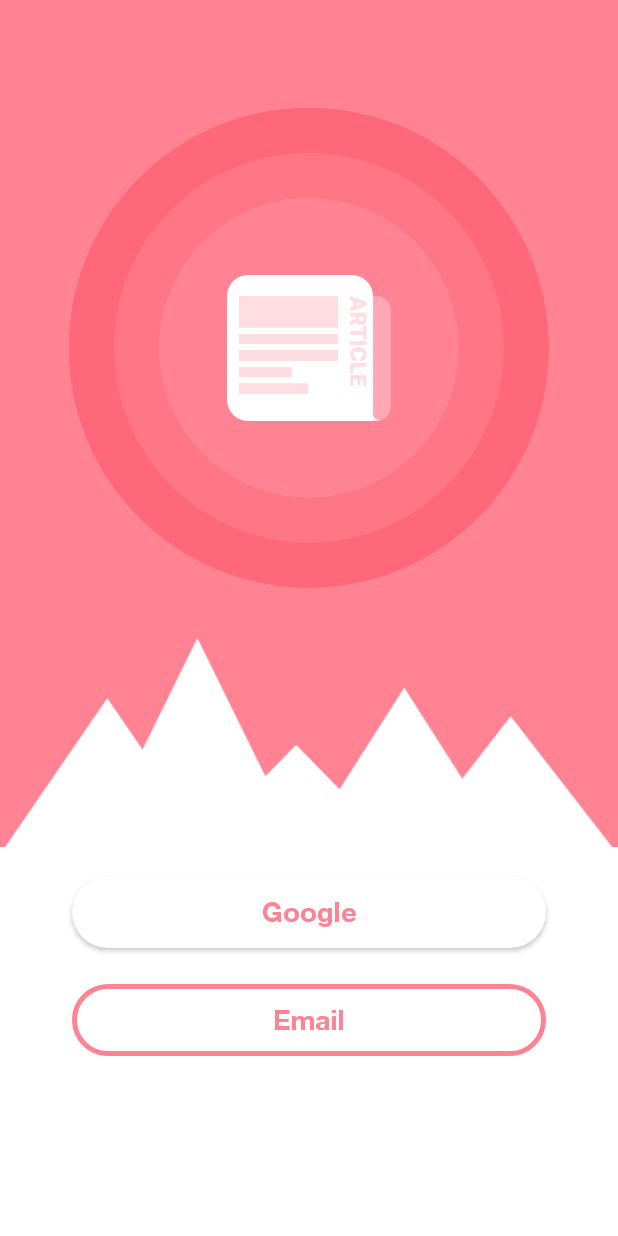
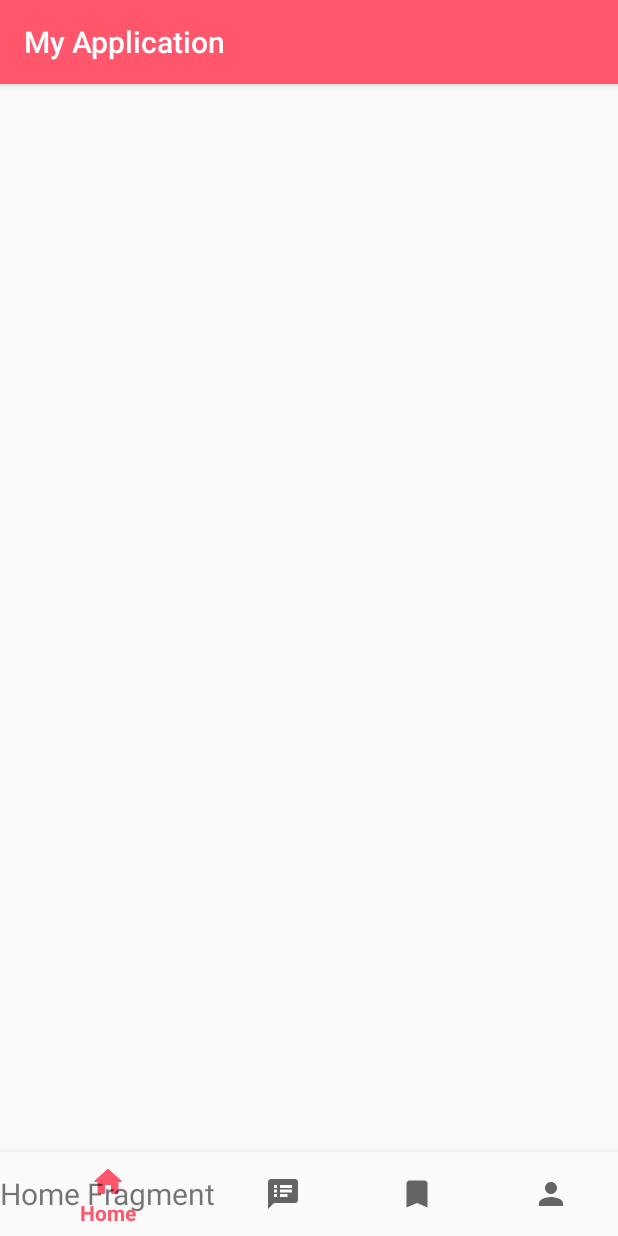
Before and after one commit to 334Dev/Byte, an Android app: the screen it shows after launch (LoginHome before the commit, HomeActivity after it), on a phone screen of 412 x 824 dp. Run offline under Robolectric (Android 15) with nearby library versions, the phone set to English and light mode, and no system bars.

Commit message:
Fragments Added

```diff
--- /dev/null
+++ b/app/src/main/java/com/example/myapplication/FeedFragment.java
@@ -0,0 +1,20 @@
+package com.example.myapplication;
+
+import android.os.Bundle;
+import android.view.LayoutInflater;
+import android.view.View;
+import android.view.ViewGroup;
+
+import androidx.annotation.NonNull;
+import androidx.annotation.Nullable;
+import androidx.fragment.app.Fragment;
+
+import com.example.myapplication.R;
+
+public class FeedFragment extends Fragment {
+    @Nullable
+    @Override
+    public View onCreateView(@NonNull LayoutInflater inflater, @Nullable ViewGroup container, @Nullable Bundle savedInstanceState) {
+         return inflater.inflate(R.layout.fragment_feed,container,false);
+    }
+}
--- /dev/null
+++ b/app/src/main/java/com/example/myapplication/HomeActivity.java
@@ -0,0 +1,60 @@
+package com.example.myapplication;
+
+import androidx.annotation.NonNull;
+import androidx.appcompat.app.AppCompatActivity;
+import androidx.fragment.app.Fragment;
+
+import android.os.Bundle;
+import android.view.MenuItem;
+
+import com.google.android.material.bottomnavigation.BottomNavigationView;
+
+public class HomeActivity extends AppCompatActivity {
+
+    private HomeFragment homefragment;
+    private FeedFragment feedFragment;
+    private SavedFragment savedFragment;
+    private ProfileFragment profileFragment;
+
+    @Override
+    protected void onCreate(Bundle savedInstanceState) {
+        super.onCreate(savedInstanceState);
+        setContentView(R.layout.activity_home);
+        homefragment=new HomeFragment();
+        feedFragment=new FeedFragment();
+        savedFragment=new SavedFragment();
+        profileFragment=new ProfileFragment();
+
+        BottomNavigationView bottomNav= findViewById(R.id.nav_bottom_id);
+        bottomNav.setOnNavigationItemSelectedListener(navListener);
+
+        getSupportFragmentManager().beginTransaction().replace(R.id.nav_home_id,new HomeFragment()).commit();
+
+    }
+    private BottomNavigationView.OnNavigationItemSelectedListener navListener =
+            new BottomNavigationView.OnNavigationItemSelectedListener() {
+                @Override
+                public boolean onNavigationItemSelected(@NonNull MenuItem item) {
+                    Fragment selectedFragment =null;
+
+                    switch (item.getItemId())
+                    {
+                        case R.id.nav_home_id:
+                            selectedFragment=homefragment;
+                            break;
+                        case R.id.nav_profile_id:
+                            selectedFragment=profileFragment;
+                            break;
+                        case R.id.nav_feed_id:
+                            selectedFragment=feedFragment;
+                            break;
+                        case R.id.nav_saved_id:
+                            selectedFragment=savedFragment;
+                            break;
+                    }
+                    getSupportFragmentManager().beginTransaction().replace(R.id.fragment_container
+                            ,selectedFragment).commit();
+                    return true;
+                }
+            };
+}
--- /dev/null
+++ b/app/src/main/java/com/example/myapplication/HomeFragment.java
@@ -0,0 +1,21 @@
+package com.example.myapplication;
+
+import android.os.Bundle;
+import android.view.LayoutInflater;
+import android.view.View;
+import android.view.ViewGroup;
+
+import androidx.annotation.NonNull;
+import androidx.annotation.Nullable;
+import androidx.fragment.app.Fragment;
+
+import com.example.myapplication.R;
+
+public class HomeFragment extends Fragment {
+    @Nullable
+    @Override
+    public View onCreateView(@NonNull LayoutInflater inflater, @Nullable ViewGroup container, @Nullable Bundle savedInstanceState) {
+        return inflater.inflate(R.layout.fragment_home,container,false);
+
+    }
+}
--- /dev/null
+++ b/app/src/main/java/com/example/myapplication/ProfileFragment.java
@@ -0,0 +1,20 @@
+package com.example.myapplication;
+
+import android.os.Bundle;
+import android.view.LayoutInflater;
+import android.view.View;
+import android.view.ViewGroup;
+
+import androidx.annotation.NonNull;
+import androidx.annotation.Nullable;
+import androidx.fragment.app.Fragment;
+
+import com.example.myapplication.R;
+
+public class ProfileFragment extends Fragment {
+    @Nullable
+    @Override
+    public View onCreateView(@NonNull LayoutInflater inflater, @Nullable ViewGroup container, @Nullable Bundle savedInstanceState) {
+        return inflater.inflate(R.layout.fragment_profile,container,false);
+    }
+}
--- /dev/null
+++ b/app/src/main/java/com/example/myapplication/SavedFragment.java
@@ -0,0 +1,20 @@
+package com.example.myapplication;
+
+import android.os.Bundle;
+import android.view.LayoutInflater;
+import android.view.View;
+import android.view.ViewGroup;
+
+import androidx.annotation.NonNull;
+import androidx.annotation.Nullable;
+import androidx.fragment.app.Fragment;
+
+import com.example.myapplication.R;
+
+public class SavedFragment extends Fragment {
+    @Nullable
+    @Override
+    public View onCreateView(@NonNull LayoutInflater inflater, @Nullable ViewGroup container, @Nullable Bundle savedInstanceState) {
+        return inflater.inflate(R.layout.fragment_saved,container,false);
+    }
+}
--- /dev/null
+++ b/app/src/main/res/drawable/ic_baseline_bookmark_24.xml
@@ -0,0 +1,10 @@
+<vector xmlns:android="http://schemas.android.com/apk/res/android"
+    android:width="24dp"
+    android:height="24dp"
+    android:viewportWidth="24"
+    android:viewportHeight="24"
+    android:tint="?attr/colorControlNormal">
+  <path
+      android:fillColor="@android:color/white"
+      android:pathData="M17,3H7c-1.1,0 -1.99,0.9 -1.99,2L5,21l7,-3 7,3V5c0,-1.1 -0.9,-2 -2,-2z"/>
+</vector>
--- /dev/null
+++ b/app/src/main/res/drawable/ic_baseline_person_24.xml
@@ -0,0 +1,10 @@
+<vector xmlns:android="http://schemas.android.com/apk/res/android"
+    android:width="24dp"
+    android:height="24dp"
+    android:viewportWidth="24"
+    android:viewportHeight="24"
+    android:tint="?attr/colorControlNormal">
+  <path
+      android:fillColor="@android:color/white"
+      android:pathData="M12,12c2.21,0 4,-1.79 4,-4s-1.79,-4 -4,-4 -4,1.79 -4,4 1.79,4 4,4zM12,14c-2.67,0 -8,1.34 -8,4v2h16v-2c0,-2.66 -5.33,-4 -8,-4z"/>
+</vector>
--- /dev/null
+++ b/app/src/main/res/drawable/ic_baseline_speaker_notes_24.xml
@@ -0,0 +1,10 @@
+<vector xmlns:android="http://schemas.android.com/apk/res/android"
+    android:width="24dp"
+    android:height="24dp"
+    android:viewportWidth="24"
+    android:viewportHeight="24"
+    android:tint="?attr/colorControlNormal">
+  <path
+      android:fillColor="@android:color/white"
+      android:pathData="M20,2L4,2c-1.1,0 -1.99,0.9 -1.99,2L2,22l4,-4h14c1.1,0 2,-0.9 2,-2L22,4c0,-1.1 -0.9,-2 -2,-2zM8,14L6,14v-2h2v2zM8,11L6,11L6,9h2v2zM8,8L6,8L6,6h2v2zM15,14h-5v-2h5v2zM18,11h-8L10,9h8v2zM18,8h-8L10,6h8v2z"/>
+</vector>
--- /dev/null
+++ b/app/src/main/res/drawable/ic_round_home_24.xml
@@ -0,0 +1,10 @@
+<vector xmlns:android="http://schemas.android.com/apk/res/android"
+    android:width="24dp"
+    android:height="24dp"
+    android:viewportWidth="24"
+    android:viewportHeight="24"
+    android:tint="?attr/colorControlNormal">
+  <path
+      android:fillColor="@android:color/white"
+      android:pathData="M10,19v-5h4v5c0,0.55 0.45,1 1,1h3c0.55,0 1,-0.45 1,-1v-7h1.7c0.46,0 0.68,-0.57 0.33,-0.87L12.67,3.6c-0.38,-0.34 -0.96,-0.34 -1.34,0l-8.36,7.53c-0.34,0.3 -0.13,0.87 0.33,0.87H5v7c0,0.55 0.45,1 1,1h3c0.55,0 1,-0.45 1,-1z"/>
+</vector>
--- /dev/null
+++ b/app/src/main/res/layout/activity_home.xml
@@ -0,0 +1,26 @@
+<?xml version="1.0" encoding="utf-8"?>
+<RelativeLayout xmlns:android="http://schemas.android.com/apk/res/android"
+    xmlns:app="http://schemas.android.com/apk/res-auto"
+    xmlns:tools="http://schemas.android.com/tools"
+    android:layout_width="match_parent"
+    android:layout_height="match_parent"
+    tools:context=".HomeActivity">
+
+    <LinearLayout
+        android:id="@+id/fragment_container"
+        android:layout_width="match_parent"
+        android:layout_height="match_parent"
+        android:layout_above="@+id/nav_bottom_id"
+        android:orientation="horizontal" />
+
+    <com.google.android.material.bottomnavigation.BottomNavigationView
+        android:layout_width="match_parent"
+        android:id="@+id/nav_bottom_id"
+        android:layout_height="56dp"
+        android:background="?android:attr/windowBackground"
+        android:layout_alignParentBottom="true"
+        app:menu="@menu/nav_items"
+        />
+
+
+</RelativeLayout>
--- /dev/null
+++ b/app/src/main/res/layout/fragment_home.xml
@@ -0,0 +1,12 @@
+<?xml version="1.0" encoding="utf-8"?>
+<RelativeLayout xmlns:android="http://schemas.android.com/apk/res/android"
+    android:layout_width="match_parent" android:layout_height="match_parent">
+<TextView
+    android:layout_width="wrap_content"
+    android:layout_height="wrap_content"
+    android:text="Home Fragment"
+    android:textSize="20sp"
+    android:layout_centerHorizontal="true"
+    android:layout_centerVertical="true"
+    />
+</RelativeLayout>
--- /dev/null
+++ b/app/src/main/res/menu/nav_items.xml
@@ -0,0 +1,21 @@
+<?xml version="1.0" encoding="utf-8"?>
+<menu xmlns:app="http://schemas.android.com/apk/res-auto"
+    xmlns:android="http://schemas.android.com/apk/res/android">
+
+    <item
+        android:icon="@drawable/ic_round_home_24"
+        android:title="Home"
+        android:id="@+id/nav_home_id"/>
+    <item
+        android:icon="@drawable/ic_baseline_speaker_notes_24"
+        android:title="Your Feed"
+        android:id="@+id/nav_feed_id"/>
+    <item
+        android:icon="@drawable/ic_baseline_bookmark_24"
+        android:title="@string/nav_saved"
+        android:id="@+id/nav_saved_id"/>
+    <item
+        android:icon="@drawable/ic_baseline_person_24"
+        android:title="@string/nav_profile"
+        android:id="@+id/nav_profile_id"/>
+</menu>
--- a/app/src/main/res/values/strings.xml
+++ b/app/src/main/res/values/strings.xml
@@ -1,5 +1,9 @@
 <resources>
     <string name="app_name">My Application</string>
+    <string name="nav_home">Home</string>
+    <string name="nav_userfeed">Your Feed</string>
+    <string name="nav_saved">Saved</string>
+    <string name="nav_profile">Profile</string>
 
 
 </resources>
```
Also changed, not shown: app/src/main/AndroidManifest.xml (+6 -3 lines), app/src/main/res/layout/fragment_feed.xml (added, +12 -0 lines), app/src/main/res/layout/fragment_profile.xml (added, +12 -0 lines), app/src/main/res/layout/fragment_saved.xml (added, +13 -0 lines).
